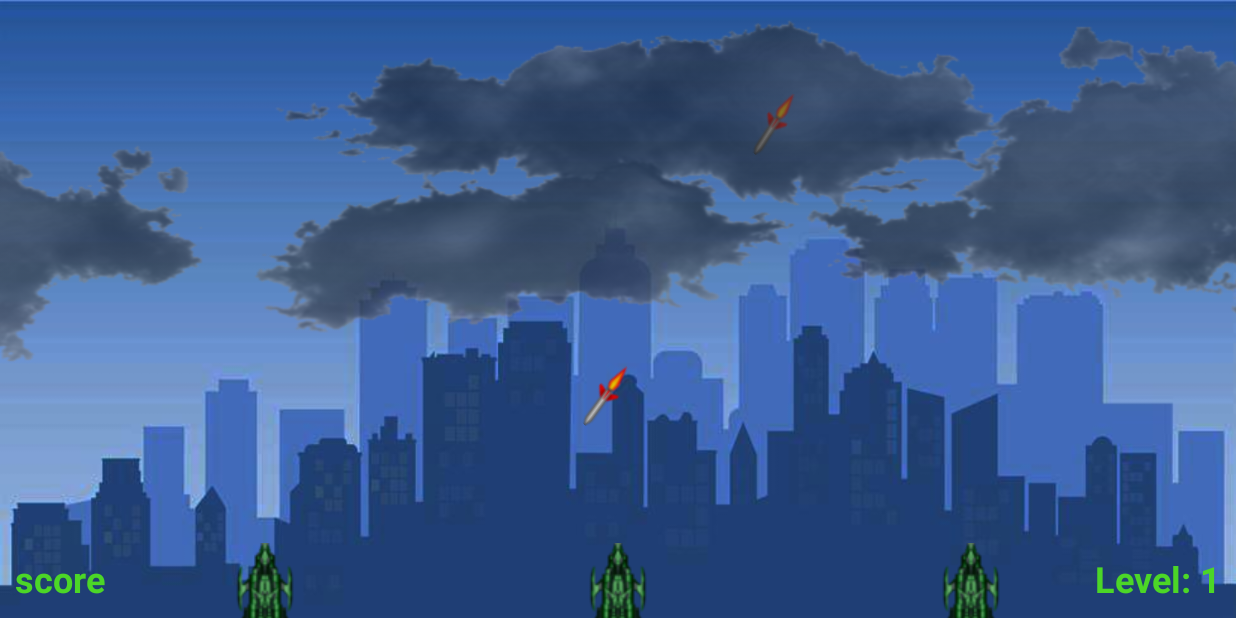
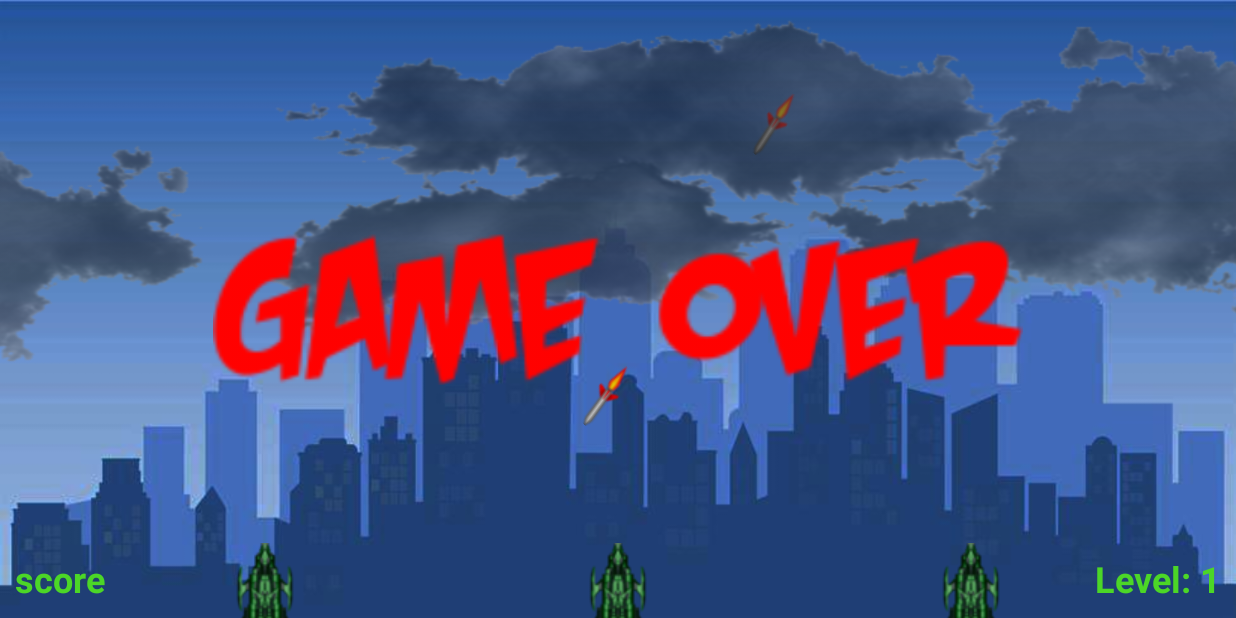
Before and after one commit to yuetaoZ/Android-DefenseCommander, an Android app: the screen it shows after launch (MainActivity), on a phone screen of 824 x 412 dp (held sideways). Run offline under Robolectric (Android 15) with nearby library versions, the phone set to English and light mode, and no system bars.

Commit message:
Set game over fade in title.

```diff
--- a/app/src/main/java/com/example/defensecommander/Missile.java
+++ b/app/src/main/java/com/example/defensecommander/Missile.java
@@ -93,14 +93,11 @@ class Missile {
                 activeBases.remove(b);
                 interceptorBlast(missileImageView.getX(), missileImageView.getY());
                 mainActivity.removeMissile(Missile.this);
-                if (activeBases.size() == 0) gameOver();
+                if (activeBases.size() == 0) mainActivity.gameOver();
                 return true;
             }
         }
         return false;
-    }
-
-    private void gameOver() {
     }
 
     private void baseBlast(Base b) {
--- a/app/src/main/res/layout/activity_main.xml
+++ b/app/src/main/res/layout/activity_main.xml
@@ -73,4 +73,15 @@
         app:layout_constraintBottom_toBottomOf="parent"
         app:layout_constraintEnd_toEndOf="parent" />
 
+    <ImageView
+        android:id="@+id/titleImageGameOver"
+        android:layout_width="540dp"
+        android:layout_height="300dp"
+        app:layout_constraintBottom_toBottomOf="@+id/base2"
+        app:layout_constraintEnd_toEndOf="parent"
+        app:layout_constraintStart_toStartOf="parent"
+        app:layout_constraintTop_toTopOf="parent"
+        app:srcCompat="@drawable/game_over"
+        android:contentDescription="@string/title_gameOver" />
+
 </androidx.constraintlayout.widget.ConstraintLayout>
--- a/app/src/main/res/values/strings.xml
+++ b/app/src/main/res/values/strings.xml
@@ -6,4 +6,5 @@
     <string name="base">base</string>
     <string name="score">score</string>
     <string name="level">level</string>
+    <string name="title_gameOver">Title gameover</string>
 </resources>
```
Also changed, not shown: app/src/main/java/com/example/defensecommander/MainActivity.java (+11 -2 lines).
